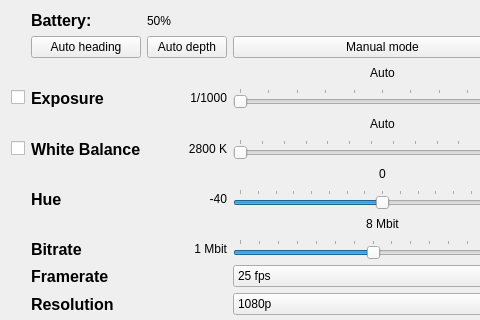
First picture: the form in blueye_controls_gui_plugin/resource/blueye_param_dashboard_gui.ui, repository nexuni/blueye-ros2-pkg, before the edit; both pictures show x 0 to 480 and y 0 to 320 of the 592 by 455 pixel window.
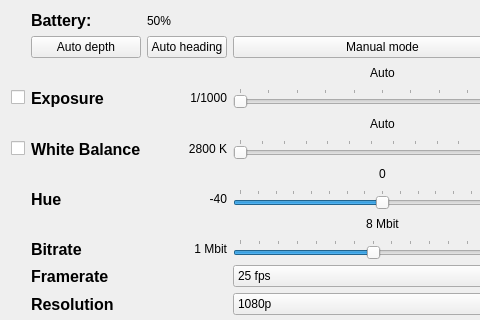
Second picture: the form after the edit.

Commit message: Added auto depth and heading features from PushButtons to ROS2 topics of blueye_ros2_interface.

```diff
--- a/blueye_controls_gui_plugin/resource/blueye_param_dashboard_gui.ui
+++ b/blueye_controls_gui_plugin/resource/blueye_param_dashboard_gui.ui
@@ -568,26 +568,6 @@
      </property>
     </widget>
    </item>
-   <item row="3" column="1">
-    <widget class="QPushButton" name="pushButton">
-     <property name="text">
-      <string>Auto heading</string>
-     </property>
-     <property name="checkable">
-      <bool>true</bool>
-     </property>
-    </widget>
-   </item>
-   <item row="3" column="2">
-    <widget class="QPushButton" name="pushButton_2">
-     <property name="text">
-      <string>Auto depth</string>
-     </property>
-     <property name="checkable">
-      <bool>true</bool>
-     </property>
-    </widget>
-   </item>
    <item row="18" column="2">
     <widget class="QLabel" name="label_23">
      <property name="text">
@@ -605,6 +585,26 @@
      </property>
     </widget>
    </item>
+   <item row="3" column="2">
+    <widget class="QPushButton" name="autoHeadingModeButton">
+     <property name="text">
+      <string>Auto heading</string>
+     </property>
+     <property name="checkable">
+      <bool>true</bool>
+     </property>
+    </widget>
+   </item>
+   <item row="3" column="1">
+    <widget class="QPushButton" name="autoDepthModeButton">
+     <property name="text">
+      <string>Auto depth</string>
+     </property>
+     <property name="checkable">
+      <bool>true</bool>
+     </property>
+    </widget>
+   </item>
   </layout>
  </widget>
  <resources/>
```
Left out of the diff: 2 changed lines with no effect on the pictures. The commit also changes 1 other file.
